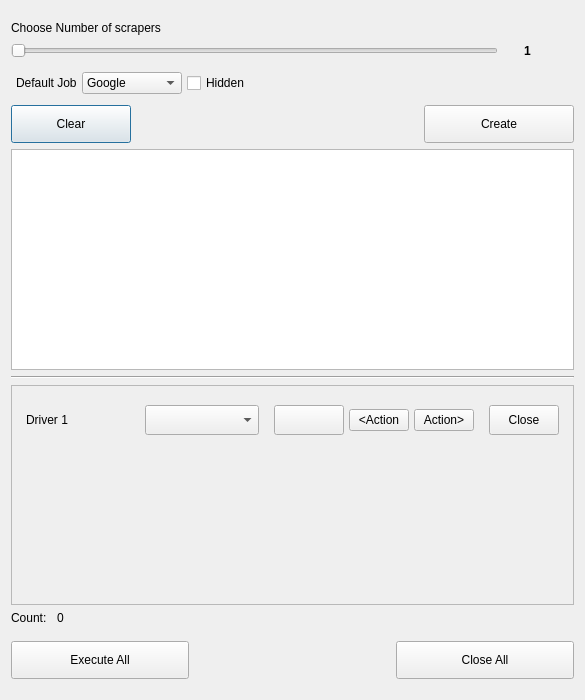
Above: uirobust.ui from DevGadBadr/robust before the change. Below: the same form after it.
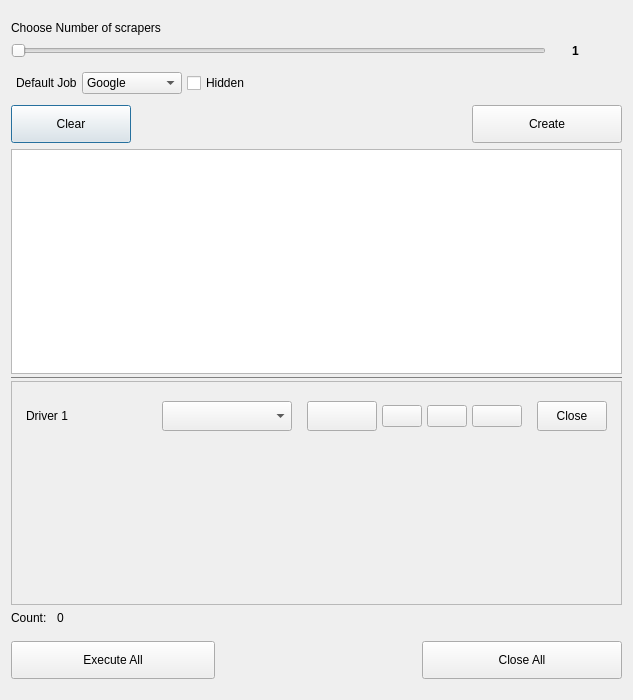
That is the form after the change. Icons and pictures are not drawn.

Patch:
```diff
--- a/uirobust.ui
+++ b/uirobust.ui
@@ -6,7 +6,7 @@
    <rect>
     <x>0</x>
     <y>0</y>
-    <width>585</width>
+    <width>633</width>
     <height>700</height>
    </rect>
   </property>
@@ -288,6 +288,9 @@
    </item>
    <item>
     <layout class="QVBoxLayout" name="body">
+     <property name="spacing">
+      <number>0</number>
+     </property>
      <item>
       <widget class="QTextBrowser" name="statusArea">
        <property name="enabled">
@@ -303,6 +306,21 @@
      </item>
      <item>
       <widget class="Line" name="middleLine1">
+       <property name="minimumSize">
+        <size>
+         <width>0</width>
+         <height>7</height>
+        </size>
+       </property>
+       <property name="styleSheet">
+        <string notr="true">color:grey</string>
+       </property>
+       <property name="frameShadow">
+        <enum>QFrame::Plain</enum>
+       </property>
+       <property name="lineWidth">
+        <number>1</number>
+       </property>
        <property name="orientation">
         <enum>Qt::Horizontal</enum>
        </property>
@@ -320,8 +338,8 @@
            <rect>
             <x>0</x>
             <y>0</y>
-            <width>557</width>
-            <height>190</height>
+            <width>605</width>
+            <height>195</height>
            </rect>
           </property>
           <layout class="QVBoxLayout" name="scrollAreaLayout">
@@ -405,12 +423,16 @@
                  <widget class="QPushButton" name="previousButton">
                   <property name="maximumSize">
                    <size>
-                    <width>60</width>
+                    <width>40</width>
                     <height>16777215</height>
                    </size>
                   </property>
                   <property name="text">
-                   <string>&lt;Action</string>
+                   <string/>
+                  </property>
+                  <property name="icon">
+                   <iconset>
+                    <normaloff>resources/previous.svg</normaloff>resources/previous.svg</iconset>
                   </property>
                  </widget>
                 </item>
@@ -418,12 +440,57 @@
                  <widget class="QPushButton" name="nextButton">
                   <property name="maximumSize">
                    <size>
-                    <width>60</width>
+                    <width>40</width>
                     <height>16777215</height>
                    </size>
                   </property>
+                  <property name="font">
+                   <font>
+                    <weight>50</weight>
+                    <bold>false</bold>
+                   </font>
+                  </property>
                   <property name="text">
-                   <string>Action&gt;</string>
+                   <string/>
+                  </property>
+                  <property name="icon">
+                   <iconset>
+                    <normaloff>resources/next.svg</normaloff>resources/next.svg</iconset>
+                  </property>
+                  <property name="checkable">
+                   <bool>false</bool>
+                  </property>
+                  <property name="checked">
+                   <bool>false</bool>
+                  </property>
+                  <property name="autoRepeat">
+                   <bool>false</bool>
+                  </property>
+                  <property name="autoExclusive">
+                   <bool>false</bool>
+                  </property>
+                 </widget>
+                </item>
+                <item>
+                 <widget class="QPushButton" name="eyeButton">
+                  <property name="minimumSize">
+                   <size>
+                    <width>0</width>
+                    <height>0</height>
+                   </size>
+                  </property>
+                  <property name="maximumSize">
+                   <size>
+                    <width>50</width>
+                    <height>16777215</height>
+                   </size>
+                  </property>
+                  <property name="text">
+                   <string/>
+                  </property>
+                  <property name="icon">
+                   <iconset>
+                    <normaloff>resources/eye.svg</normaloff>resources/eye.svg</iconset>
                   </property>
                  </widget>
                 </item>
```
